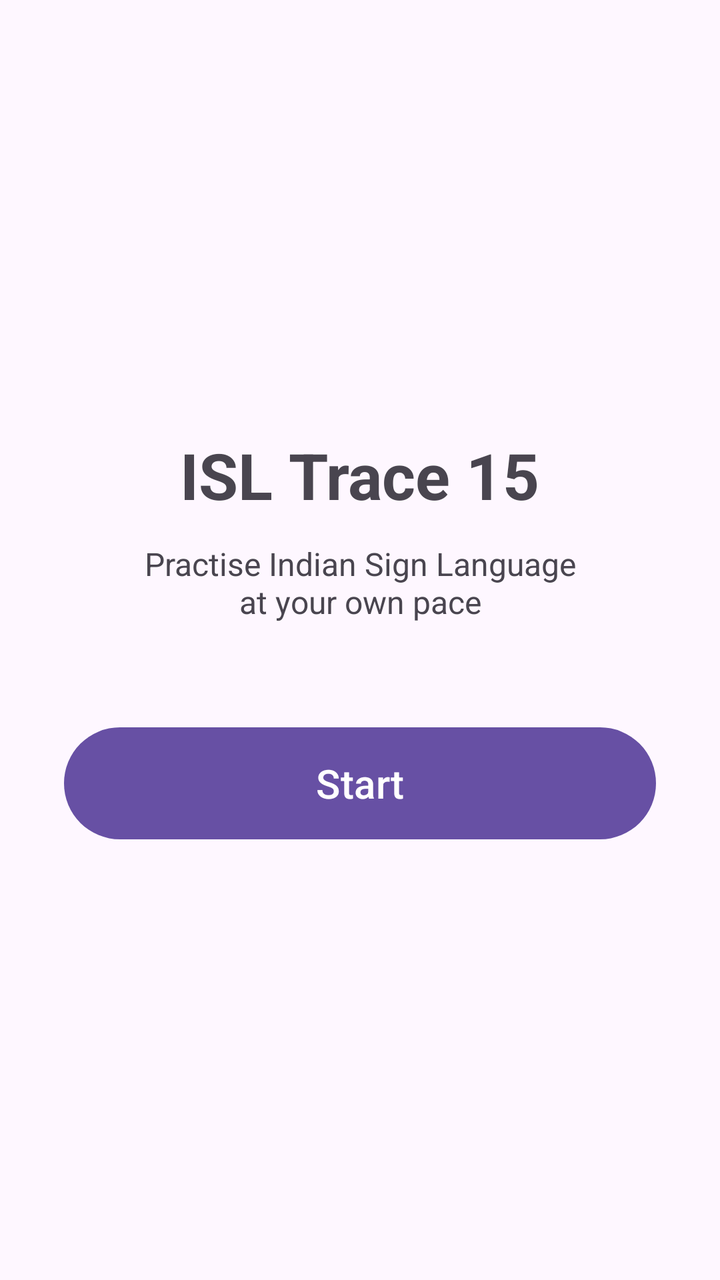
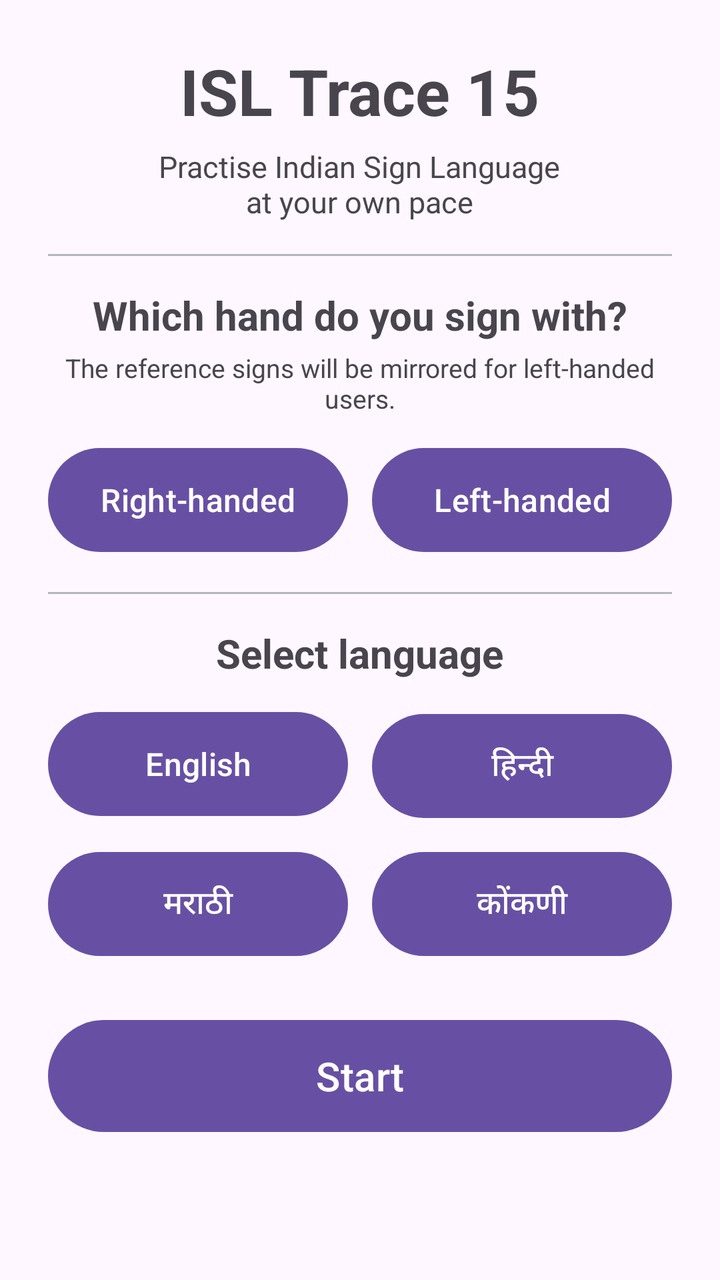

Two renders of the same Android screen: before a commit and after it. Below are the layout's source before the change and the commit's diff.
<!-- AndroidManifest.xml: application theme Theme.ISLTeachingApp -->
<!-- res/layout/activity_main.xml -->
<?xml version="1.0" encoding="utf-8"?>
<LinearLayout xmlns:android="http://schemas.android.com/apk/res/android"
    android:layout_width="match_parent"
    android:layout_height="match_parent"
    android:fitsSystemWindows="true"
    android:gravity="center"
    android:orientation="vertical"
    android:padding="32dp">

    <TextView
        android:id="@+id/tvAppTitle"
        android:layout_width="wrap_content"
        android:layout_height="wrap_content"
        android:text="@string/app_name"
        android:textSize="32sp"
        android:textStyle="bold" />

    <TextView
        android:layout_width="wrap_content"
        android:layout_height="wrap_content"
        android:layout_marginTop="12dp"
        android:gravity="center"
        android:text="@string/app_description"
        android:textSize="16sp" />

    <Button
        android:id="@+id/btnStart"
        android:layout_width="match_parent"
        android:layout_height="64dp"
        android:layout_marginTop="48dp"
        android:text="@string/start"
        android:textSize="20sp" />

</LinearLayout>
<!-- resources referenced by this layout -->
<resources>
  <string name="app_description">Practise Indian Sign Language\nat your own pace</string>
  <string name="app_name">ISL Trace 15</string>
  <string name="start">Start</string>
  <style name="Theme.ISLTeachingApp" parent="Theme.Material3.DayNight.NoActionBar" />
</resources>

<!-- the commit's change to res/layout/activity_main.xml (unified diff, before → after) -->
@@ -1,34 +1,158 @@
 <?xml version="1.0" encoding="utf-8"?>
-<LinearLayout xmlns:android="http://schemas.android.com/apk/res/android"
+<ScrollView xmlns:android="http://schemas.android.com/apk/res/android"
     android:layout_width="match_parent"
     android:layout_height="match_parent"
-    android:fitsSystemWindows="true"
-    android:gravity="center"
-    android:orientation="vertical"
-    android:padding="32dp">
+    android:fillViewport="true"
+    android:fitsSystemWindows="true">
 
-    <TextView
-        android:id="@+id/tvAppTitle"
-        android:layout_width="wrap_content"
+    <LinearLayout
+        android:layout_width="match_parent"
         android:layout_height="wrap_content"
-        android:text="@string/app_name"
-        android:textSize="32sp"
-        android:textStyle="bold" />
+        android:gravity="center_horizontal"
+        android:orientation="vertical"
+        android:padding="24dp">
 
-    <TextView
-        android:layout_width="wrap_content"
-        android:layout_height="wrap_content"
-        android:layout_marginTop="12dp"
-        android:gravity="center"
-        android:text="@string/app_description"
-        android:textSize="16sp" />
+        <TextView
+            android:id="@+id/tvAppTitle"
+            android:layout_width="wrap_content"
+            android:layout_height="wrap_content"
+            android:text="@string/app_name"
+            android:textSize="32sp"
+            android:textStyle="bold" />
 
-    <Button
-        android:id="@+id/btnStart"
-        android:layout_width="match_parent"
-        android:layout_height="64dp"
-        android:layout_marginTop="48dp"
-        android:text="@string/start"
-        android:textSize="20sp" />
+        <TextView
+            android:layout_width="wrap_content"
+            android:layout_height="wrap_content"
+            android:layout_marginTop="6dp"
+            android:gravity="center"
+            android:text="@string/app_description"
+            android:textSize="15sp" />
 
-</LinearLayout>
+        <View
+            android:layout_width="match_parent"
+            android:layout_height="1dp"
+            android:layout_marginTop="16dp"
+            android:layout_marginBottom="16dp"
+            android:background="@color/muted" />
+
+        
+        <TextView
+            android:layout_width="wrap_content"
+            android:layout_height="wrap_content"
+            android:text="@string/which_hand_question"
+            android:textSize="20sp"
+            android:textStyle="bold" />
+
+        <TextView
+            android:layout_width="wrap_content"
+            android:layout_height="wrap_content"
+            android:layout_marginTop="4dp"
+            android:gravity="center"
+            android:text="@string/hand_select_note"
+            android:textSize="13sp" />
+
+        <LinearLayout
+            android:layout_width="match_parent"
+            android:layout_height="wrap_content"
+            android:layout_marginTop="12dp"
+            android:orientation="horizontal">
+
+            <Button
+                android:id="@+id/btnRight"
+                android:layout_width="0dp"
+                android:layout_height="60dp"
+                android:layout_marginEnd="6dp"
+                android:layout_weight="1"
+                android:text="@string/right_handed"
+                android:textSize="16sp" />
+
+            <Button
+                android:id="@+id/btnLeft"
+                android:layout_width="0dp"
+                android:layout_height="60dp"
+                android:layout_marginStart="6dp"
+                android:layout_weight="1"
+                android:text="@string/left_handed"
+                android:textSize="16sp" />
+        </LinearLayout>
+
+        <View
+            android:layout_width="match_parent"
+            android:layout_height="1dp"
+            android:layout_marginTop="16dp"
+            android:layout_marginBottom="16dp"
+            android:background="@color/muted" />
+
+        
+        <TextView
+            android:id="@+id/tvLanguageTitle"
+            android:layout_width="wrap_content"
+            android:layout_height="wrap_content"
+            android:text="@string/select_language"
+            android:textSize="20sp"
+            android:textStyle="bold" />
+
+        
+        <LinearLayout
+            android:layout_width="match_parent"
+            android:layout_height="wrap_content"
+            android:layout_marginTop="12dp"
+            android:orientation="horizontal">
+
+            <Button
+                android:id="@+id/btnLangEnglish"
+                android:layout_width="0dp"
+                android:layout_height="60dp"
+                android:layout_marginEnd="6dp"
+                android:layout_weight="1"
+                android:text="English"
+                android:textSize="16sp" />
+
+            <Button
+                android:id="@+id/btnLangHindi"
+                android:layout_width="0dp"
+                android:layout_height="60dp"
+                android:layout_marginStart="6dp"
+                android:layout_weight="1"
+                android:text="हिन्दी"
+                android:textSize="16sp" />
+        </LinearLayout>
+
+        
+        <LinearLayout
+            android:layout_width="match_parent"
+            android:layout_height="wrap_content"
+            android:layout_marginTop="10dp"
+            android:orientation="horizontal">
+
+            <Button
+                android:id="@+id/btnLangMarathi"
+                android:layout_width="0dp"
+                android:layout_height="60dp"
+                android:layout_marginEnd="6dp"
+                android:layout_weight="1"
+                android:text="मराठी"
+                android:textSize="16sp" />
+
+            <Button
+                android:id="@+id/btnLangKonkani"
+                android:layout_width="0dp"
+                android:layout_height="60dp"
+                android:layout_marginStart="6dp"
+                android:layout_weight="1"
+                android:text="कोंकणी"
+                android:textSize="16sp" />
+        </LinearLayout>
+
+        
+        <Button
+            android:id="@+id/btnStart"
+            android:layout_width="match_parent"
+            android:layout_height="64dp"
+            android:layout_marginTop="24dp"
+            android:text="@string/start"
+            android:textSize="20sp" />
+
+    </LinearLayout>
+
+</ScrollView>
<!-- resource entries referenced after the edit -->
@@ -1,8 +1,14 @@
 <!-- resources referenced by this layout -->
 <resources>
+  <color name="muted">#FFB0B8C0</color>
   <string name="app_description">Practise Indian Sign Language\nat your own pace</string>
   <string name="app_name">ISL Trace 15</string>
+  <string name="hand_select_note">The reference signs will be mirrored for left-handed users.</string>
+  <string name="left_handed">Left-handed</string>
+  <string name="right_handed">Right-handed</string>
+  <string name="select_language">Select language</string>
   <string name="start">Start</string>
+  <string name="which_hand_question">Which hand do you sign with?</string>
   <style name="Theme.ISLTeachingApp" parent="Theme.Material3.DayNight.NoActionBar" />
 </resources>
 
